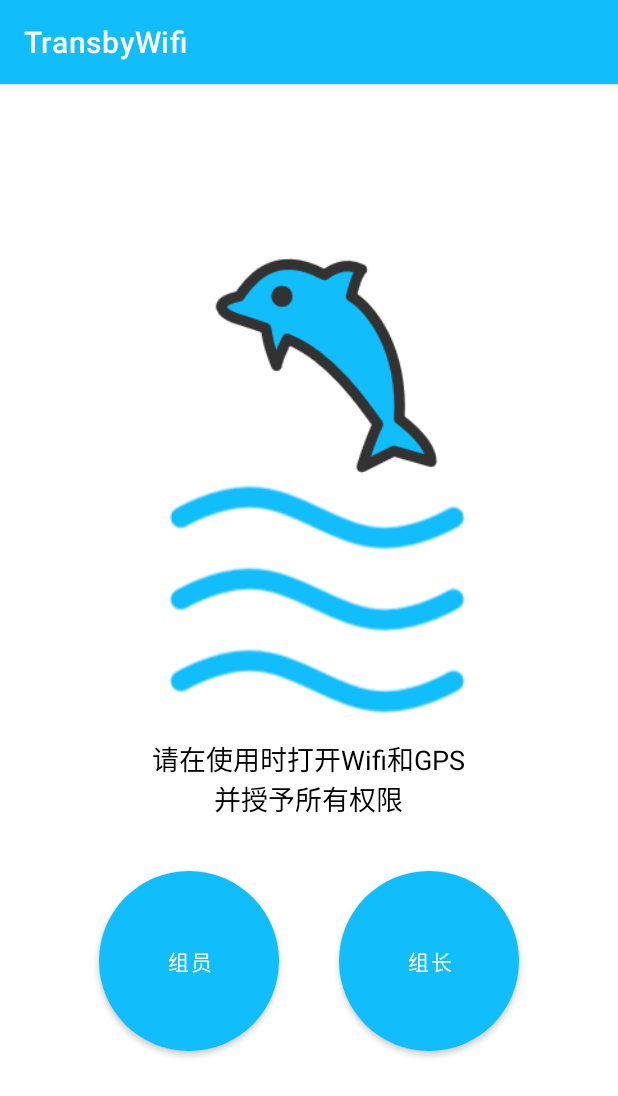
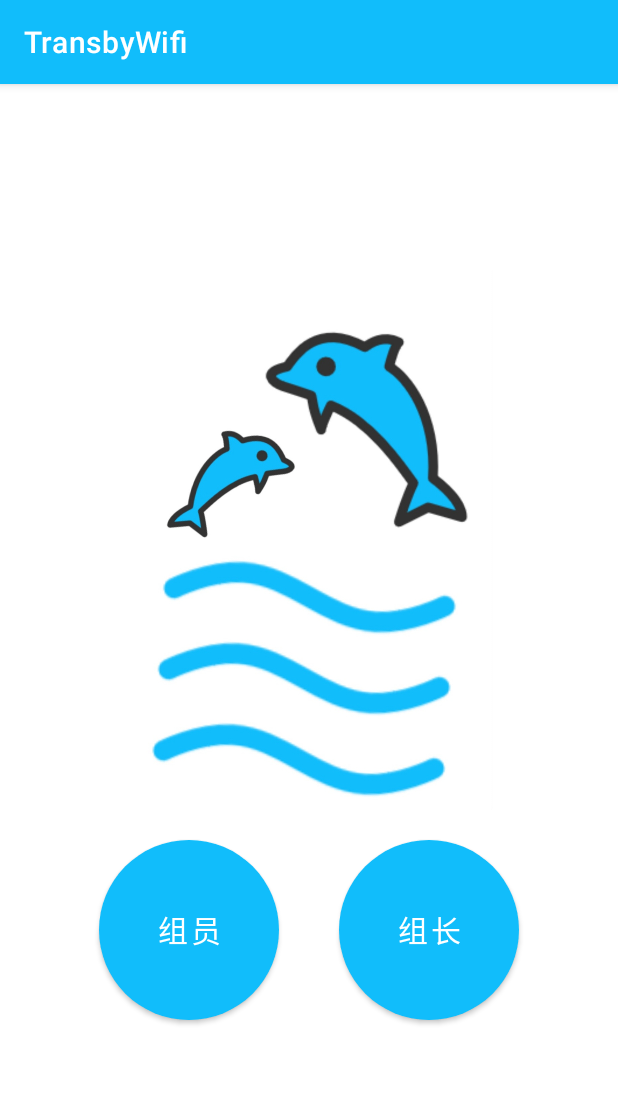
Before and after one commit to Nancywsn/TransbyWifi, an Android app: the screen it shows after launch (MainActivity), on a phone screen of 412 x 824 dp. Shown: the top 1096 px of the screen. Run offline under Robolectric (Android 15) with nearby library versions, the phone set to English and light mode, and no system bars; 1 statement that could not run was skipped.

Commit message:
优化ui，精简化

```diff
--- a/app/build.gradle
+++ b/app/build.gradle
@@ -50,4 +50,5 @@ dependencies {
     implementation 'io.coil-kt:coil:2.2.1'
     implementation 'com.google.android.material:material:1.6.1'
     implementation 'org.jetbrains.kotlinx:kotlinx-coroutines-android:1.6.4'
+    implementation 'com.google.android.material:material:1.6.1'
 }
--- a/app/src/main/res/layout/activity_main.xml
+++ b/app/src/main/res/layout/activity_main.xml
@@ -8,19 +8,9 @@
 
     <ImageView
         android:id="@+id/imageView"
-        android:layout_width="260dp"
-        android:layout_height="320dp"
+        android:layout_width="280dp"
+        android:layout_height="360dp"
         app:srcCompat="@drawable/dolphinjump" />
-
-
-    <TextView
-        android:layout_width="214dp"
-        android:layout_height="58dp"
-        android:layout_margin="12dp"
-        android:gravity="center"
-        android:text="请在使用时打开Wifi和GPS并授予所有权限"
-        android:textColor="@android:color/black"
-        android:textSize="18sp" />
 
     <LinearLayout
         android:layout_width="match_parent"
@@ -37,19 +27,32 @@
             android:layout_centerInParent="true"
             android:layout_margin="20dp"
             android:background="@drawable/shape_circle"
+            android:textSize="20sp"
             android:text="组员" />
 
 
         <Button
             android:id="@+id/btnReceiver"
             android:layout_width="120dp"
-            android:layout_height="120dp"
+            android:layout_height="match_parent"
             android:layout_centerInParent="true"
             android:layout_margin="20dp"
             android:background="@drawable/shape_circle"
-            android:text="组长" />
+            android:text="组长"
+            android:textSize="20sp" />
 
     </LinearLayout>
 
+    <!--
+    <com.google.android.material.floatingactionbutton.FloatingActionButton
+        android:id="@+id/fab"
+        android:layout_width="50dp"
+        android:layout_height="50dp"
+        android:layout_gravity="bottom|end"
+        android:layout_margin="30dp"
+        android:backgroundTint="@color/myColor"
+        android:src="@drawable/ic_tips"
+        tools:ignore="SpeakableTextPresentCheck" />
+    -->
 
 </LinearLayout>
```
Also changed, not shown: app/src/main/AndroidManifest.xml (+11 -2 lines), app/src/main/java/com/example/transbywifi/MainActivity.kt (+18 -0 lines), app/src/main/java/com/example/transbywifi/groupowner/GOViewModel.kt (+19 -11 lines), app/src/main/res/drawable/dolphinjump.jpg.
